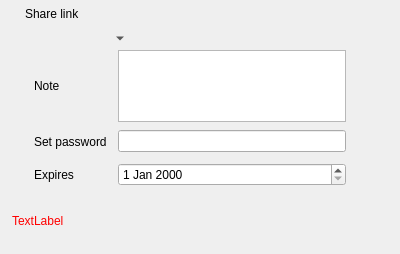
Before: the Qt Designer form src/gui/sharelinkwidget.ui in nextcloud/desktop, drawn with Qt 5.
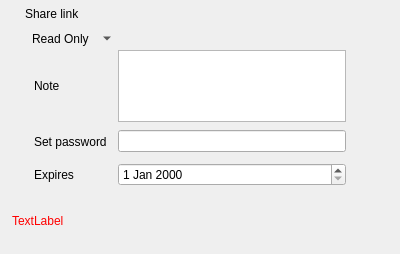
After: the same form once the commit is applied. Icons and pictures are not drawn. Custom widgets are drawn as their Qt base class.

Patch:
```diff
--- a/src/gui/sharelinkwidget.ui
+++ b/src/gui/sharelinkwidget.ui
@@ -151,18 +151,21 @@
        <property name="orientation">
         <enum>Qt::Horizontal</enum>
        </property>
+       <property name="sizeType">
+        <enum>QSizePolicy::Fixed</enum>
+       </property>
        <property name="sizeHint" stdset="0">
         <size>
-         <width>40</width>
-         <height>20</height>
+         <width>20</width>
+         <height>23</height>
         </size>
        </property>
       </spacer>
      </item>
      <item>
-      <widget class="OCC::ElidedLabel" name="permissionlabel">
+      <widget class="OCC::ElidedLabel" name="currentPermission_3">
        <property name="text">
-        <string/>
+        <string>Read Only</string>
        </property>
       </widget>
      </item>
@@ -180,33 +183,7 @@
       </widget>
      </item>
      <item>
-      <spacer name="horizontalSpacer_6">
-       <property name="orientation">
-        <enum>Qt::Horizontal</enum>
-       </property>
-       <property name="sizeHint" stdset="0">
-        <size>
-         <width>40</width>
-         <height>20</height>
-        </size>
-       </property>
-      </spacer>
-     </item>
-     <item>
-      <spacer name="horizontalSpacer_5">
-       <property name="orientation">
-        <enum>Qt::Horizontal</enum>
-       </property>
-       <property name="sizeHint" stdset="0">
-        <size>
-         <width>40</width>
-         <height>20</height>
-        </size>
-       </property>
-      </spacer>
-     </item>
-     <item>
-      <spacer name="horizontalSpacer_3">
+      <spacer name="horizontalSpacer_4">
        <property name="orientation">
         <enum>Qt::Horizontal</enum>
        </property>
```
Left out of the diff: 4 changed lines with no effect on the pictures.
